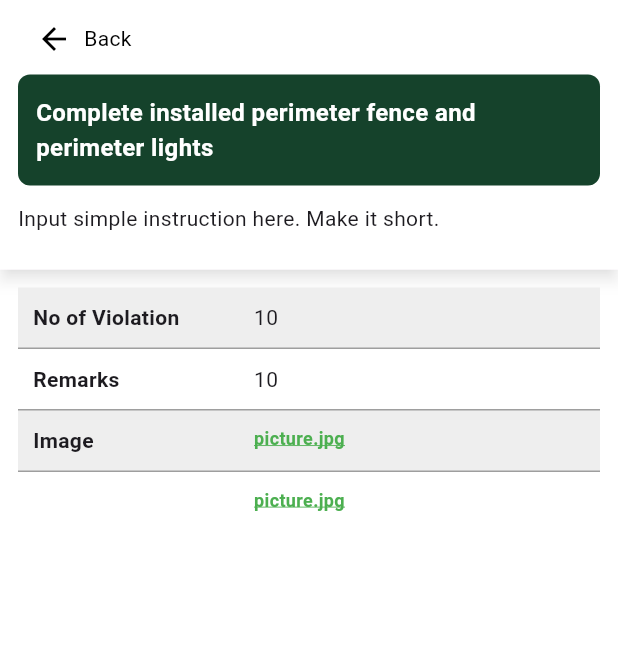
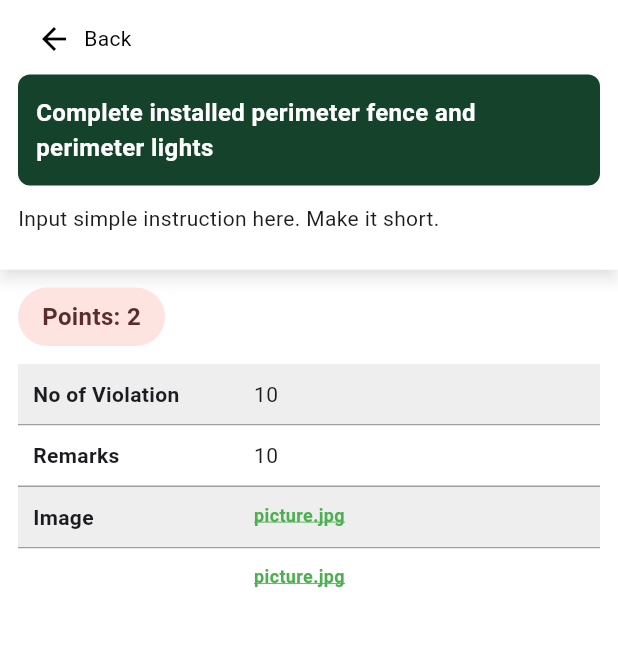
Before and after one commit to jamydevelop/Wilcon-Phase-2, a Flutter app: the ChecklistNotCompiledPage screen opened directly, on a phone screen of 412 x 824 dp, the part 152-798 px from its top. Run offline on Flutter 3.47's test engine with Material 3 defaults, Android fonts, the light colour scheme and no system bars.

Commit message:
Checklist Not Compiled Page done

```diff
--- a/wilcon_phase2/lib/module/checklist/checklist_not_compiled/widget/checklist_not_compiled_body_widget.dart
+++ b/wilcon_phase2/lib/module/checklist/checklist_not_compiled/widget/checklist_not_compiled_body_widget.dart
@@ -1,7 +1,7 @@
 import 'package:flutter/material.dart';
-import 'package:wilcon_phase2/module/checklist/checklist_item/widget/checklist_item_clickable_text_img_widget.dart';
 import 'package:wilcon_phase2/module/checklist/checklist_not_compiled/widget/checklist_not_compiled_appbar_container_widget.dart';
-import 'package:wilcon_phase2/widget/build_row_widget.dart';
+import 'package:wilcon_phase2/module/checklist/checklist_not_compiled/widget/checklist_not_compiled_container_card_widget.dart';
+import 'package:wilcon_phase2/module/checklist/checklist_not_compiled/widget/checklist_not_compiled_title_badge_widget.dart';
 
 class ChecklistNotCompiledBodyWidget extends StatefulWidget {
   const ChecklistNotCompiledBodyWidget({super.key});
@@ -33,32 +33,11 @@ class _ChecklistNotCompiledBodyWidgetState
                 right: 12,
               ),
               width: double.infinity,
-              child: Column(
+              child: const Column(
                 children: <Widget>[
-                  BuildRowWidget(
-                    label: 'No of Violation',
-                    value: '10',
-                    backgroundColor: Colors.grey[200]!,
-                    isTopBorderActivate: false,
-                  ),
-                  const BuildRowWidget(
-                    label: 'Remarks',
-                    value: '10',
-                    backgroundColor: Colors.white,
-                    isTopBorderActivate: false,
-                  ),
-                  BuildRowWidget(
-                    label: 'Image',
-                    customWidget: const ChecklistItemClickableTextImgWidget(),
-                    backgroundColor: Colors.grey[200]!,
-                    isTopBorderActivate: true,
-                  ),
-                  const BuildRowWidget(
-                    label: '',
-                    customWidget: ChecklistItemClickableTextImgWidget(),
-                    backgroundColor: Colors.white,
-                    isTopBorderActivate: false,
-                  ),
+                  ChecklistNotCompiledTitleBadgeWidget(),
+                  SizedBox(height: 12),
+                  ChecklistNotCompiledContainerCardWidget(),
                 ],
               ),
             ),
--- /dev/null
+++ b/wilcon_phase2/lib/module/checklist/checklist_not_compiled/widget/checklist_not_compiled_container_card_widget.dart
@@ -0,0 +1,46 @@
+import 'package:flutter/material.dart';
+import 'package:wilcon_phase2/module/checklist/checklist_item/widget/checklist_item_clickable_text_img_widget.dart';
+import 'package:wilcon_phase2/widget/build_row_widget.dart';
+
+class ChecklistNotCompiledContainerCardWidget extends StatefulWidget {
+  const ChecklistNotCompiledContainerCardWidget({super.key});
+
+  @override
+  State<ChecklistNotCompiledContainerCardWidget> createState() =>
+      _ChecklistNotCompiledContainerCardWidgetState();
+}
+
+class _ChecklistNotCompiledContainerCardWidgetState
+    extends State<ChecklistNotCompiledContainerCardWidget> {
+  @override
+  Widget build(BuildContext context) {
+    return Column(
+      children: [
+        BuildRowWidget(
+          label: 'No of Violation',
+          value: '10',
+          backgroundColor: Colors.grey[200]!,
+          isTopBorderActivate: false,
+        ),
+        const BuildRowWidget(
+          label: 'Remarks',
+          value: '10',
+          backgroundColor: Colors.white,
+          isTopBorderActivate: false,
+        ),
+        BuildRowWidget(
+          label: 'Image',
+          customWidget: const ChecklistItemClickableTextImgWidget(),
+          backgroundColor: Colors.grey[200]!,
+          isTopBorderActivate: true,
+        ),
+        const BuildRowWidget(
+          label: '',
+          customWidget: ChecklistItemClickableTextImgWidget(),
+          backgroundColor: Colors.white,
+          isTopBorderActivate: false,
+        ),
+      ],
+    );
+  }
+}
--- /dev/null
+++ b/wilcon_phase2/lib/module/checklist/checklist_not_compiled/widget/checklist_not_compiled_title_badge_widget.dart
@@ -0,0 +1,34 @@
+import 'package:flutter/material.dart';
+
+class ChecklistNotCompiledTitleBadgeWidget extends StatefulWidget {
+  const ChecklistNotCompiledTitleBadgeWidget({super.key});
+
+  @override
+  State<ChecklistNotCompiledTitleBadgeWidget> createState() =>
+      _ChecklistNotCompiledTitleBadgeWidgetState();
+}
+
+class _ChecklistNotCompiledTitleBadgeWidgetState
+    extends State<ChecklistNotCompiledTitleBadgeWidget> {
+  @override
+  Widget build(BuildContext context) {
+    return Align(
+      alignment: Alignment.topLeft,
+      child: Container(
+        padding: const EdgeInsets.symmetric(horizontal: 16.0, vertical: 8.0),
+        decoration: BoxDecoration(
+          color: const Color(0xFFFDE4E1), // Light pinkish background color
+          borderRadius: BorderRadius.circular(24.0), // Rounded corners
+        ),
+        child: const Text(
+          'Points: 2',
+          style: TextStyle(
+            color: Color(0xFF5A2D2C), // Dark brown text color
+            fontWeight: FontWeight.bold,
+            fontSize: 16.0,
+          ),
+        ),
+      ),
+    );
+  }
+}
```
